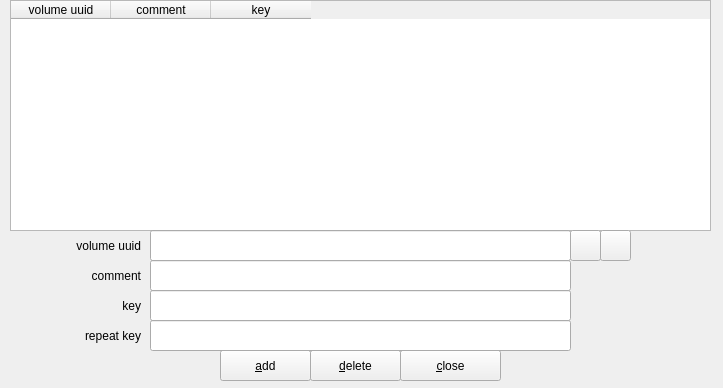
Above: zuluCrypt-gui/kwalletconfig.ui from mhogomchungu/zuluCrypt before the change. Below: the same form after it.
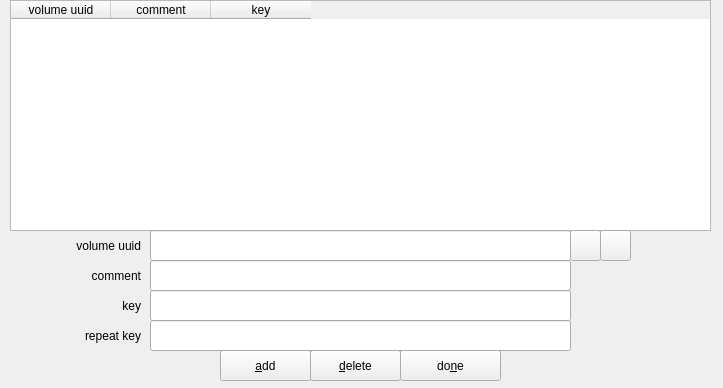
That is the form after the change.

```diff
--- a/zuluCrypt-gui/kwalletconfig.ui
+++ b/zuluCrypt-gui/kwalletconfig.ui
@@ -160,7 +160,7 @@
     </rect>
    </property>
    <property name="text">
-    <string>&amp;close</string>
+    <string>do&amp;ne</string>
    </property>
   </widget>
   <widget class="QLineEdit" name="lineEditRepeatPassphrase">
```
